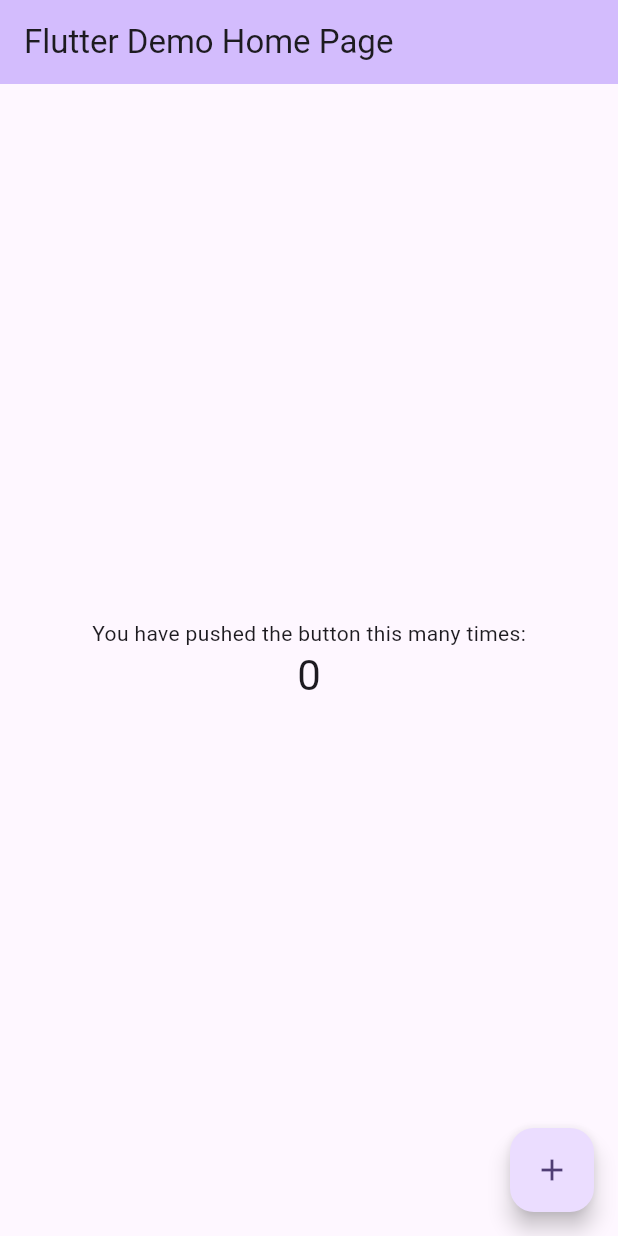
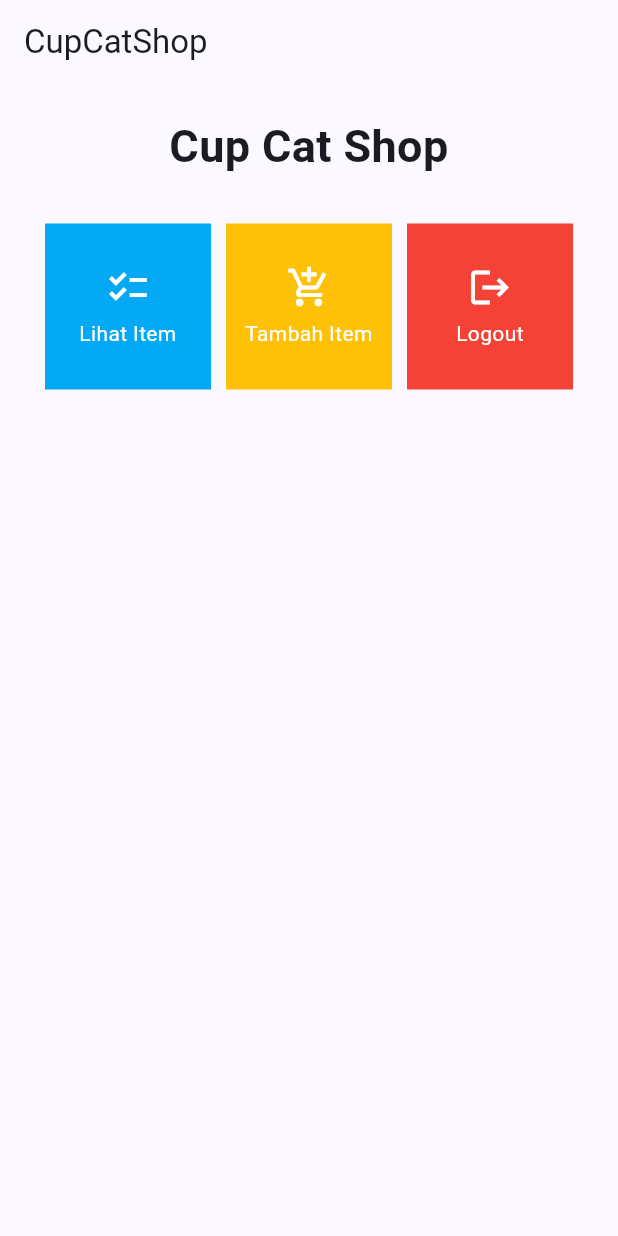
Before and after one commit to kayzaazr/cupcat-shop-mobile, a Flutter app: the screen it shows after launch, on a phone screen of 412 x 824 dp. Run offline on Flutter 3.47's test engine with Material 2 defaults, Android fonts, the light colour scheme and no system bars.

Commit message:
Fix: Tugas 7

```diff
--- a/lib/main.dart
+++ b/lib/main.dart
@@ -1,3 +1,4 @@
+import 'package:cupcat_shop/menu.dart';
 import 'package:flutter/material.dart';
 
 void main() {
@@ -28,98 +29,10 @@
         //
         // This works for code too, not just values: Most code changes can be
         // tested with just a hot reload.
-        colorScheme: ColorScheme.fromSeed(seedColor: Colors.deepPurple),
+        colorScheme: ColorScheme.fromSeed(seedColor: Colors.indigo),
         useMaterial3: true,
       ),
-      home: const MyHomePage(title: 'Flutter Demo Home Page'),
+      home: MyHomePage(),
     );
   }
 }
-
-class MyHomePage extends StatefulWidget {
-  const MyHomePage({super.key, required this.title});
-
-  // This widget is the home page of your application. It is stateful, meaning
-  // that it has a State object (defined below) that contains fields that affect
-  // how it looks.
-
-  // This class is the configuration for the state. It holds the values (in this
-  // case the title) provided by the parent (in this case the App widget) and
-  // used by the build method of the State. Fields in a Widget subclass are
-  // always marked "final".
-
-  final String title;
-
-  @override
-  State<MyHomePage> createState() => _MyHomePageState();
-}
-
-class _MyHomePageState extends State<MyHomePage> {
-  int _counter = 0;
-
-  void _incrementCounter() {
-    setState(() {
-      // This call to setState tells the Flutter framework that something has
-      // changed in this State, which causes it to rerun the build method below
-      // so that the display can reflect the updated values. If we changed
-      // _counter without calling setState(), then the build method would not be
-      // called again, and so nothing would appear to happen.
-      _counter++;
-    });
-  }
-
-  @override
-  Widget build(BuildContext context) {
-    // This method is rerun every time setState is called, for instance as done
-    // by the _incrementCounter method above.
-    //
-    // The Flutter framework has been optimized to make rerunning build methods
-    // fast, so that you can just rebuild anything that needs updating rather
-    // than having to individually change instances of widgets.
-    return Scaffold(
-      appBar: AppBar(
-        // TRY THIS: Try changing the color here to a specific color (to
-        // Colors.amber, perhaps?) and trigger a hot reload to see the AppBar
-        // change color while the other colors stay the same.
-        backgroundColor: Theme.of(context).colorScheme.inversePrimary,
-        // Here we take the value from the MyHomePage object that was created by
-        // the App.build method, and use it to set our appbar title.
-        title: Text(widget.title),
-      ),
-      body: Center(
-        // Center is a layout widget. It takes a single child and positions it
-        // in the middle of the parent.
-        child: Column(
-          // Column is also a layout widget. It takes a list of children and
-          // arranges them vertically. By default, it sizes itself to fit its
-          // children horizontally, and tries to be as tall as its parent.
-          //
-          // Column has various properties to control how it sizes itself and
-          // how it positions its children. Here we use mainAxisAlignment to
-          // center the children vertically; the main axis here is the vertical
-          // axis because Columns are vertical (the cross axis would be
-          // horizontal).
-          //
-          // TRY THIS: Invoke "debug painting" (choose the "Toggle Debug Paint"
-          // action in the IDE, or press "p" in the console), to see the
-          // wireframe for each widget.
-          mainAxisAlignment: MainAxisAlignment.center,
-          children: <Widget>[
-            const Text(
-              'You have pushed the button this many times:',
-            ),
-            Text(
-              '$_counter',
-              style: Theme.of(context).textTheme.headlineMedium,
-            ),
-          ],
-        ),
-      ),
-      floatingActionButton: FloatingActionButton(
-        onPressed: _incrementCounter,
-        tooltip: 'Increment',
-        child: const Icon(Icons.add),
-      ), // This trailing comma makes auto-formatting nicer for build methods.
-    );
-  }
-}
--- /dev/null
+++ b/lib/menu.dart
@@ -0,0 +1,110 @@
+import 'package:flutter/material.dart';
+
+class MyHomePage extends StatelessWidget {
+    MyHomePage({Key? key}) : super(key: key);
+
+    final List<ShopItem> items = [
+    ShopItem("Lihat Item", Icons.checklist, Colors.lightBlue),
+    ShopItem("Tambah Item", Icons.add_shopping_cart, Colors.amber),
+    ShopItem("Logout", Icons.logout, Colors.red),
+];
+    @override
+    Widget build(BuildContext context) {
+        return Scaffold(
+      appBar: AppBar(
+        title: const Text(
+          'CupCatShop',
+        ),
+      ),
+      body: SingleChildScrollView(
+        // Widget wrapper yang dapat discroll
+        child: Padding(
+          padding: const EdgeInsets.all(10.0), // Set padding dari halaman
+          child: Column(
+            // Widget untuk menampilkan children secara vertikal
+            children: <Widget>[
+              const Padding(
+                padding: EdgeInsets.only(top: 10.0, bottom: 10.0),
+                // Widget Text untuk menampilkan tulisan dengan alignment center dan style yang sesuai
+                child: Text(
+                  'Cup Cat Shop', // Text yang menandakan toko
+                  textAlign: TextAlign.center,
+                  style: TextStyle(
+                    fontSize: 30,
+                    fontWeight: FontWeight.bold,
+                  ),
+                ),
+              ),
+              // Grid layout
+              GridView.count(
+                // Container pada card kita.
+                primary: true,
+                padding: const EdgeInsets.all(20),
+                crossAxisSpacing: 10,
+                mainAxisSpacing: 10,
+                crossAxisCount: 3,
+                shrinkWrap: true,
+                children: items.map((ShopItem item) {
+                  // Iterasi untuk setiap item
+                  return ShopCard(item);
+                }).toList(),
+              ),
+            ],
+          ),
+        ),
+      ),
+    );
+    }
+}
+
+class ShopItem {
+  final String name;
+  final IconData icon;
+  final Color color;
+  ShopItem(this.name, this.icon, this.color);
+}
+
+class ShopCard extends StatelessWidget {
+  final ShopItem item;
+
+  const ShopCard(this.item, {super.key}); // Constructor
+
+  @override
+  Widget build(BuildContext context) {
+    return Material(
+      color: item.color,
+      child: InkWell(
+        // Area responsive terhadap sentuhan
+        onTap: () {
+          // Memunculkan SnackBar ketika diklik
+          ScaffoldMessenger.of(context)
+            ..hideCurrentSnackBar()
+            ..showSnackBar(SnackBar(
+                content: Text("Kamu telah menekan tombol ${item.name}!")));
+        },
+        child: Container(
+          // Container untuk menyimpan Icon dan Text
+          padding: const EdgeInsets.all(8),
+          child: Center(
+            child: Column(
+              mainAxisAlignment: MainAxisAlignment.center,
+              children: [
+                Icon(
+                  item.icon,
+                  color: Colors.white,
+                  size: 30.0,
+                ),
+                const Padding(padding: EdgeInsets.all(3)),
+                Text(
+                  item.name,
+                  textAlign: TextAlign.center,
+                  style: const TextStyle(color: Colors.white),
+                ),
+              ],
+            ),
+          ),
+        ),
+      ),
+    );
+  }
+}
```
